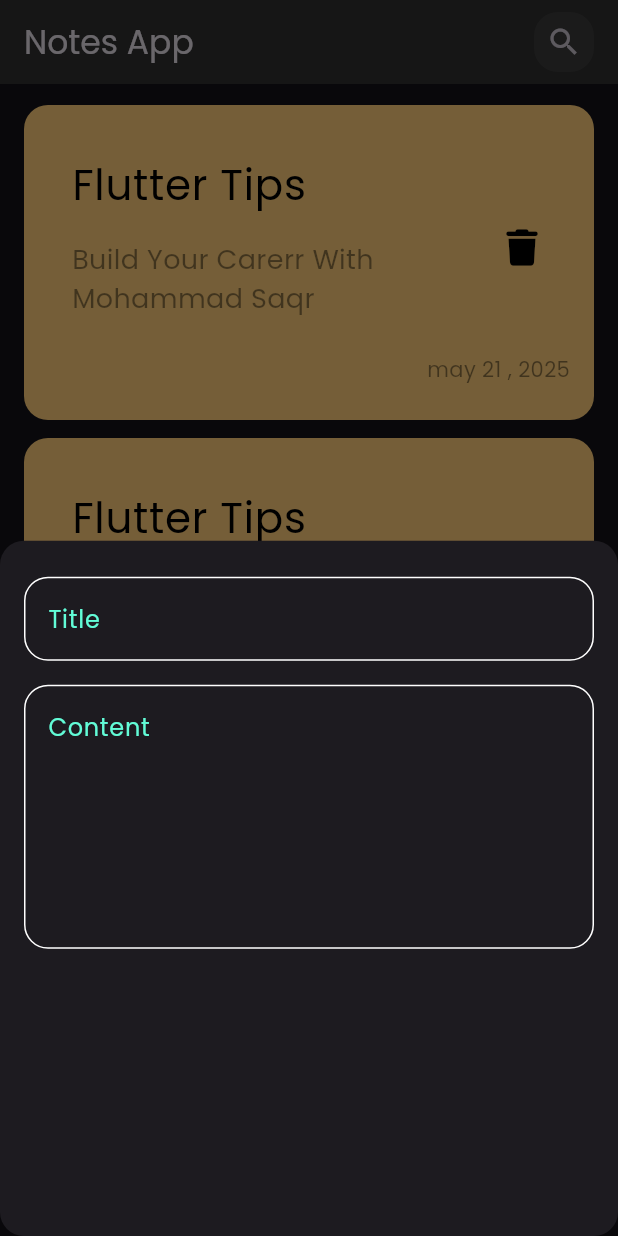
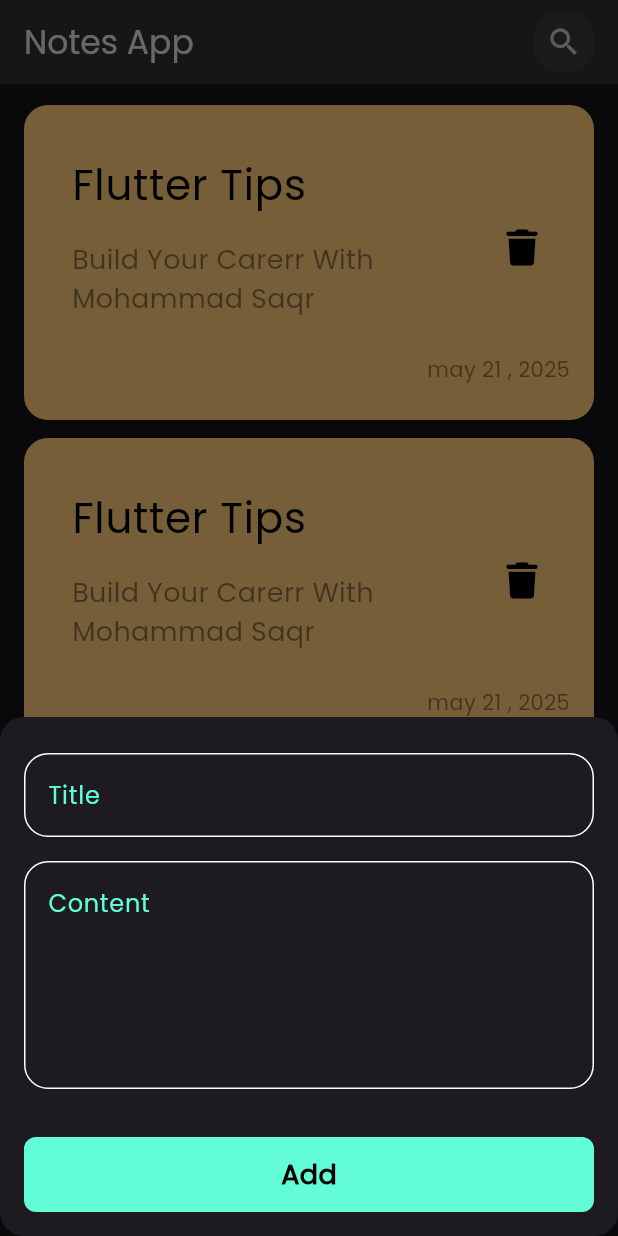
Before and after one commit to MohamedSaqr4/notes_app, a Flutter app: the screen it shows after launch, after a tap on the "add" icon, on a phone screen of 412 x 824 dp. Run offline on Flutter 3.47's test engine with Material 3 defaults, Android fonts, the phone set to English and light mode, and no system bars; our stand-ins replace font_awesome_flutter.

Commit message:
finish note bottom sheet

```diff
--- a/lib/views/widgets/AddNoteBottomSheet.dart
+++ b/lib/views/widgets/AddNoteBottomSheet.dart
@@ -1,4 +1,5 @@
 import 'package:flutter/material.dart';
+import 'package:note_app/views/widgets/CustomButton.dart';
 import 'package:note_app/views/widgets/CustomTiextField.dart';
 
 class AddNoteBottomSheet extends StatelessWidget {
@@ -10,13 +11,18 @@ class AddNoteBottomSheet extends StatelessWidget {
   Widget build(BuildContext context) {
     return const Padding(
       padding: EdgeInsets.symmetric(horizontal: 16.0),
+      child: SingleChildScrollView(
         child: Column(
           children: [
             SizedBox(height: 24),
             CustomTextField(hint: 'Title'),
             SizedBox(height: 16),
-          CustomTextField(hint: 'Content', maxLines: 6),
+            CustomTextField(hint: 'Content', maxLines: 5),
+            SizedBox(height: 32),
+            CustomButton(),
+            SizedBox(height: 16),
           ],
+        ),
       ),
     );
   }
--- /dev/null
+++ b/lib/views/widgets/CustomButton.dart
@@ -0,0 +1,26 @@
+import 'package:flutter/material.dart';
+import 'package:note_app/constants.dart';
+
+class CustomButton extends StatelessWidget {
+  const CustomButton({super.key});
+
+  @override
+  Widget build(BuildContext context) {
+    return Container(
+      height: 50,
+      width: MediaQuery.sizeOf(context).width,
+      decoration: BoxDecoration(
+          color: kPrimryColor, borderRadius: BorderRadius.circular(8)),
+      child:const Center(
+        child: Text(
+          'Add',
+          style: TextStyle(
+            fontSize: 18,
+            fontWeight: FontWeight.bold,
+            color: Colors.black,
+          ),
+        ),
+      ),
+    );
+  }
+}
--- a/lib/views/widgets/NotesListView.dart
+++ b/lib/views/widgets/NotesListView.dart
@@ -10,12 +10,14 @@ class NotesListView extends StatelessWidget {
   Widget build(BuildContext context) {
     return Padding(
       padding: const EdgeInsets.only(bottom: 16.0, top: 8),
-      child: ListView.builder(itemBuilder: (context, index) {
-        return const Padding(
-          padding: EdgeInsets.symmetric(vertical: 6.0),
-          child: NoteItem(),
-        );
-      }),
+      child: ListView.builder(
+          physics: const BouncingScrollPhysics(),
+          itemBuilder: (context, index) {
+            return const Padding(
+              padding: EdgeInsets.symmetric(vertical: 6.0),
+              child: NoteItem(),
+            );
+          }),
     );
   }
 }
```
Lines whose indentation alone changed are shown as unchanged.
